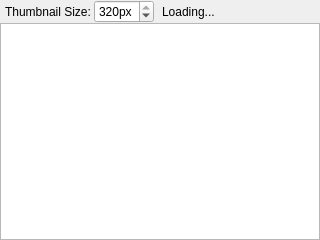
Above: imageviewer.ui from pjrinaldi/wombatforensics before the change. Below: the same form after it.
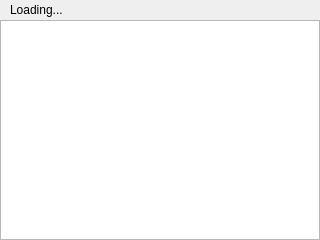
That is the form after the change.

Commit message: working on redesigned the thumbnailer

Diff of the .ui file:
```diff
--- a/imageviewer.ui
+++ b/imageviewer.ui
@@ -43,35 +43,6 @@
      <property name="leftMargin">
       <number>5</number>
      </property>
-     <item>
-      <widget class="QLabel" name="label">
-       <property name="text">
-        <string>Thumbnail Size:</string>
-       </property>
-      </widget>
-     </item>
-     <item>
-      <widget class="QSpinBox" name="spinBox">
-       <property name="suffix">
-        <string>px</string>
-       </property>
-       <property name="prefix">
-        <string/>
-       </property>
-       <property name="minimum">
-        <number>16</number>
-       </property>
-       <property name="maximum">
-        <number>320</number>
-       </property>
-       <property name="singleStep">
-        <number>16</number>
-       </property>
-       <property name="value">
-        <number>320</number>
-       </property>
-      </widget>
-     </item>
      <item>
       <spacer name="horizontalSpacer">
        <property name="orientation">
```
